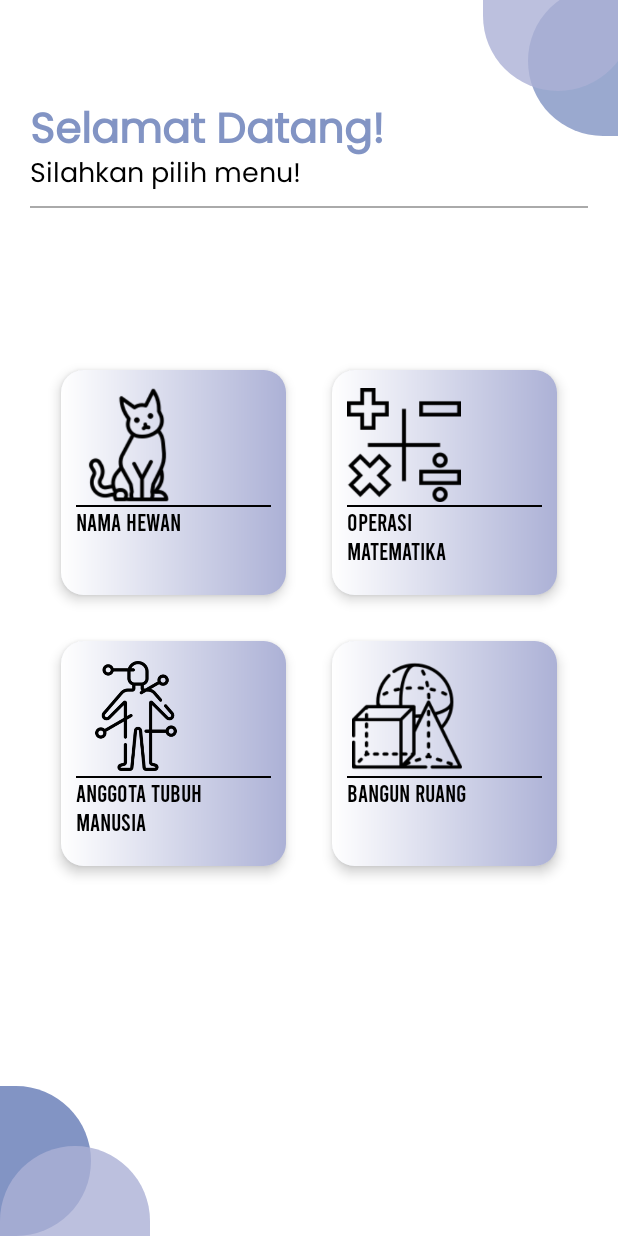
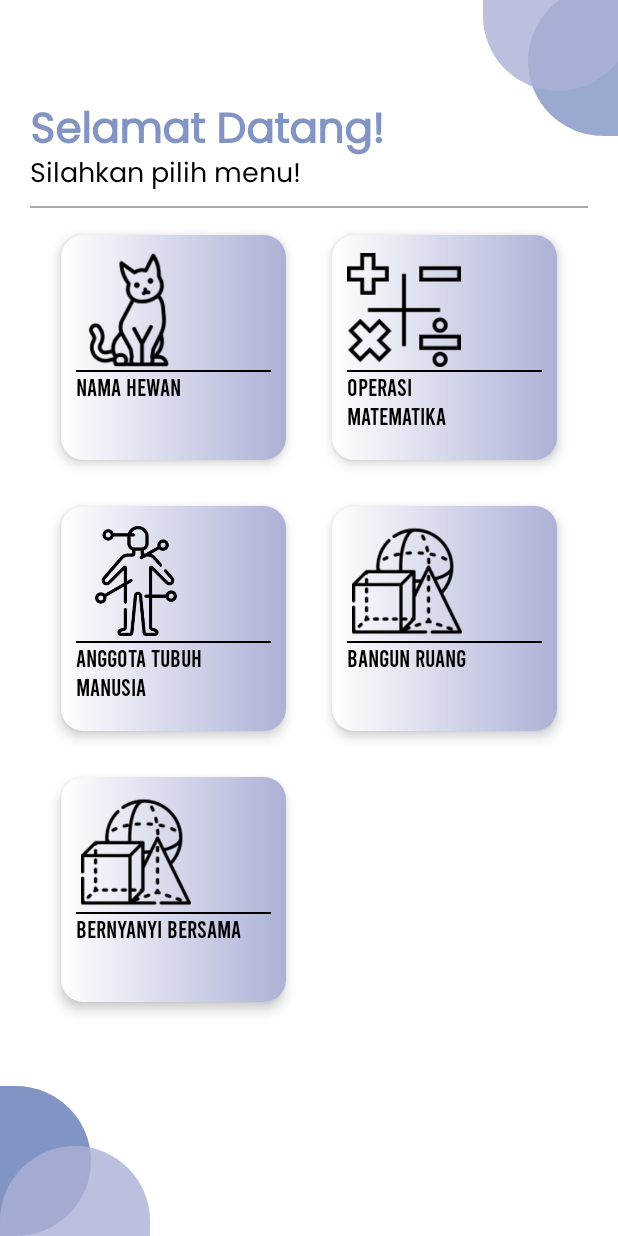
Before and after one commit to Masdikaa/aplikasi-pembelajaran-tunanetra, an Android app: the screen it shows after launch (MainMenuActivity), on a phone screen of 412 x 824 dp. Run offline under Robolectric (Android 15) with nearby library versions, the light colour scheme and no system bars.

Commit message:
Revisi 1

```diff
--- a/app/src/main/AndroidManifest.xml
+++ b/app/src/main/AndroidManifest.xml
@@ -14,6 +14,9 @@
         android:supportsRtl="true"
         android:theme="@style/Theme.PembelajaranTunanetra"
         tools:targetApi="31">
+        <activity
+            android:name=".activity.SingGamesActivity"
+            android:exported="false" />
         <activity
             android:name=".activity.QuizActivity"
             android:exported="false" />
@@ -37,6 +40,7 @@
             android:exported="true">
             <intent-filter>
                 <action android:name="android.intent.action.MAIN" />
+
                 <category android:name="android.intent.category.LAUNCHER" />
             </intent-filter>
         </activity>
--- a/app/src/main/java/com/himawan/pembelajarantunanetra/activity/MainMenuActivity.kt
+++ b/app/src/main/java/com/himawan/pembelajarantunanetra/activity/MainMenuActivity.kt
@@ -30,6 +30,7 @@ class MainMenuActivity : AppCompatActivity(), View.OnClickListener {
         binding.cardMatematika.setOnClickListener(this)
         binding.cardOrgan.setOnClickListener(this)
         binding.cardBangunRuang.setOnClickListener(this)
+        binding.cardBernyanyi.setOnClickListener(this)
 
     }
 
@@ -40,17 +41,25 @@ class MainMenuActivity : AppCompatActivity(), View.OnClickListener {
                 clickSound.start()
                 startActivity(Intent(this, HewanActivity::class.java))
             }
+
             R.id.card_matematika -> {
                 clickSound.start()
                 startActivity(Intent(this, MathActivity::class.java))
             }
+
             R.id.card_organ -> {
                 clickSound.start()
                 startActivity(Intent(this, OrgansActivity::class.java))
             }
+
             R.id.card_bangun_ruang -> {
                 clickSound.start()
                 startActivity(Intent(this, GeometryActivity::class.java))
+            }
+
+            R.id.card_bernyanyi -> {
+                clickSound.start()
+                startActivity(Intent(this, SingGamesActivity::class.java))
             }
         }
     }
--- a/app/src/main/java/com/himawan/pembelajarantunanetra/fragment/FinishFragment.kt
+++ b/app/src/main/java/com/himawan/pembelajarantunanetra/fragment/FinishFragment.kt
@@ -15,8 +15,6 @@ class FinishFragment : Fragment() {
 
     private var _binding: FragmentFinishBinding? = null
     private val binding get() = _binding!!
-    private val activityMenu = activity
-//    private val context: Context = requireContext().applicationContext
 
     override fun onCreateView(
         inflater: LayoutInflater, container: ViewGroup?,
@@ -34,7 +32,6 @@ class FinishFragment : Fragment() {
 
         binding.btnMenu.setOnClickListener {
             val intent = Intent(context, MainMenuActivity::class.java)
-            activityMenu.finish()
             intent.addFlags(Intent.FLAG_ACTIVITY_CLEAR_TOP)
             startActivity(intent)
         }
--- a/app/src/main/res/layout/activity_main_menu.xml
+++ b/app/src/main/res/layout/activity_main_menu.xml
@@ -259,6 +259,51 @@
 
         </androidx.cardview.widget.CardView>
 
+        <androidx.cardview.widget.CardView
+            android:id="@+id/card_bernyanyi"
+            android:layout_width="150dp"
+            android:layout_height="150dp"
+            android:layout_margin="15dp"
+            android:backgroundTint="@color/secondary_variant_2"
+            app:cardCornerRadius="15dp"
+            app:cardElevation="5dp">
+
+            <LinearLayout
+                android:layout_width="match_parent"
+                android:layout_height="match_parent"
+                android:background="@drawable/gradient_card_primary"
+                android:gravity="start"
+                android:orientation="vertical">
+
+                <ImageView
+                    android:layout_width="80dp"
+                    android:layout_height="80dp"
+                    android:layout_marginStart="10dp"
+                    android:layout_marginTop="10dp"
+                    android:padding="3dp"
+                    android:src="@drawable/geometry"
+                    tools:ignore="ContentDescription" />
+
+                <View
+                    android:layout_width="match_parent"
+                    android:layout_height="1dp"
+                    android:layout_marginStart="10dp"
+                    android:layout_marginEnd="10dp"
+                    android:background="@android:color/black" />
+
+                <TextView
+                    android:layout_width="match_parent"
+                    android:layout_height="wrap_content"
+                    android:layout_marginStart="10dp"
+                    android:fontFamily="@font/bebas_regular"
+                    android:text="Bernyanyi bersama"
+                    android:textColor="@color/black"
+                    android:textSize="16sp" />
+
+            </LinearLayout>
+
+        </androidx.cardview.widget.CardView>
+
     </GridLayout>
 
     <LinearLayout
```
Also changed, not shown: app/src/main/java/com/himawan/pembelajarantunanetra/activity/SingGamesActivity.kt (added, +38 -0 lines), app/src/main/res/layout/activity_sing_games.xml (added, +223 -0 lines), app/src/main/res/drawable/img.png (added), app/src/main/res/drawable/img_1.png (added), app/src/main/res/drawable/pause.png (added), app/src/main/res/drawable/play.png (added), app/src/main/res/drawable/replay.png (added), 1 other file.
